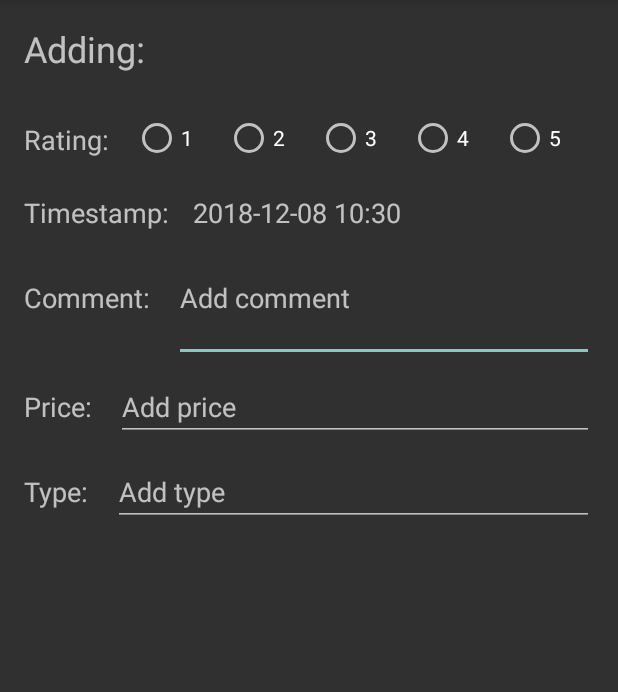
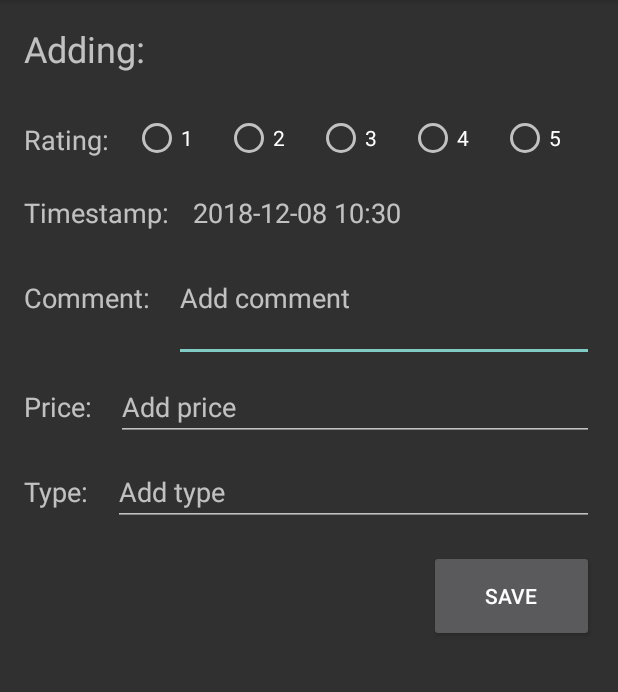
Before and after one commit to Aidesign/ProjectFoodMapping, an Android app: the AddFoodActivity screen opened directly, with no data from a screen before it, on a phone screen of 412 x 824 dp, the part 84-776 px from its top. Run offline under Robolectric (Android 15) with nearby library versions, the phone set to English and light mode, and no system bars.

Commit message:
add save button to AddFoodActitivy, return back to MainActivity

```diff
--- a/app/src/main/java/com/example/kimmo/projectfoodmapping/AddFoodActivity.kt
+++ b/app/src/main/java/com/example/kimmo/projectfoodmapping/AddFoodActivity.kt
@@ -1,7 +1,9 @@
 package com.example.kimmo.projectfoodmapping
 
+import android.content.Intent
 import android.support.v7.app.AppCompatActivity
 import android.os.Bundle
+import android.view.View
 import android.widget.TextView
 import java.time.ZonedDateTime
 import java.time.format.DateTimeFormatter
@@ -21,4 +23,11 @@ class AddFoodActivity : AppCompatActivity() {
             text = ZonedDateTime.now().format(formatter).toString()
         }
     }
+
+    fun saveFood(view: View){
+        val intent = Intent(this, MainActivity::class.java).apply {
+
+        }
+        startActivity(intent)
+    }
 }
--- a/app/src/main/res/layout/activity_add_food.xml
+++ b/app/src/main/res/layout/activity_add_food.xml
@@ -186,4 +186,15 @@
         app:layout_constraintEnd_toEndOf="parent"
         app:layout_constraintStart_toEndOf="@+id/type_label" />
 
+    <Button
+        android:id="@+id/save_food_button"
+        android:layout_width="110dp"
+        android:layout_height="61dp"
+        android:layout_marginTop="16dp"
+        android:layout_marginEnd="16dp"
+        android:onClick="saveFood"
+        android:text="@string/save_button_text"
+        app:layout_constraintEnd_toEndOf="parent"
+        app:layout_constraintTop_toBottomOf="@+id/type_input_field" />
+
 </android.support.constraint.ConstraintLayout>
--- a/app/src/main/res/values/strings.xml
+++ b/app/src/main/res/values/strings.xml
@@ -19,4 +19,5 @@
     <string name="food_comment_hint">Add comment</string>
     <string name="type_label">Type:</string>
     <string name="type_input_hint">Add type</string>
+    <string name="save_button_text">Save</string>
 </resources>
```
